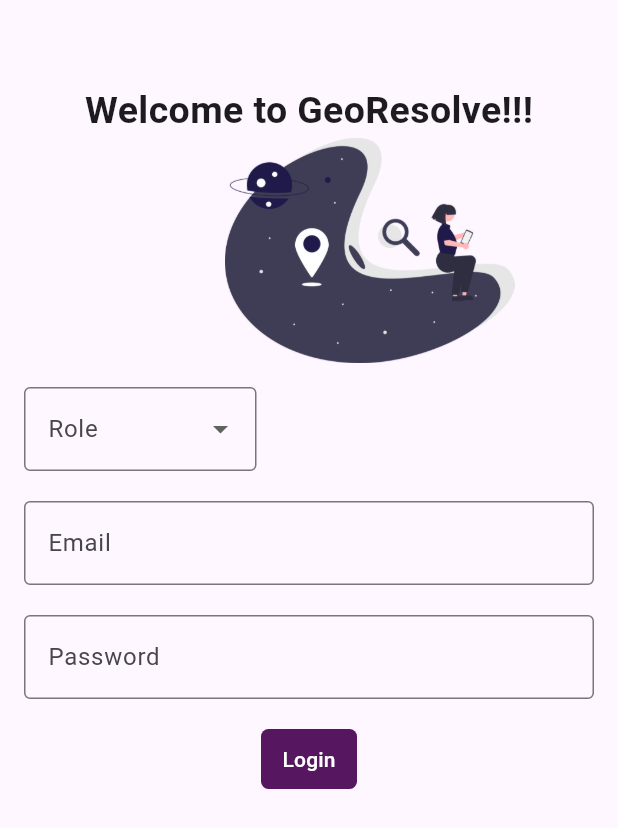
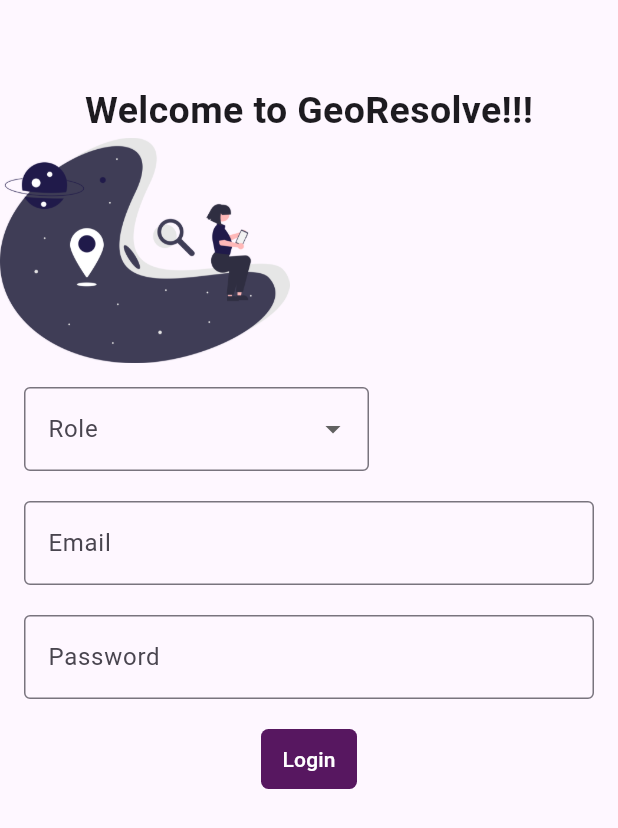
Before and after one commit to velagamihir/catchup_admin, a Flutter app: the screen it shows after launch, on a phone screen of 412 x 824 dp. Shown: the top 828 px of the screen. Run offline on Flutter 3.47's test engine with Material 3 defaults, Android fonts, the light colour scheme and no system bars.

```diff
--- a/flutter/georesolve/lib/login.dart
+++ b/flutter/georesolve/lib/login.dart
@@ -25,7 +25,6 @@ class AuthorityLogin extends StatelessWidget {
             ),
             Row(
               children: [
-                const SizedBox(width: 150.0,),
                 Image.asset(
                   'assets/images/logoAuthorityLogin.png',
                   height: 150.0,
@@ -40,7 +39,7 @@ class AuthorityLogin extends StatelessWidget {
                 mainAxisAlignment: MainAxisAlignment.spaceBetween,
                 children: [
                   Padding(
-                    padding: const EdgeInsets.only(right: 225.0),
+                    padding: const EdgeInsets.only(right: 150.0),
                     child: DropdownButtonFormField(decoration: InputDecoration(border: OutlineInputBorder(),
                     labelText: "Role"),
                         items: roles.map((String role){
```
